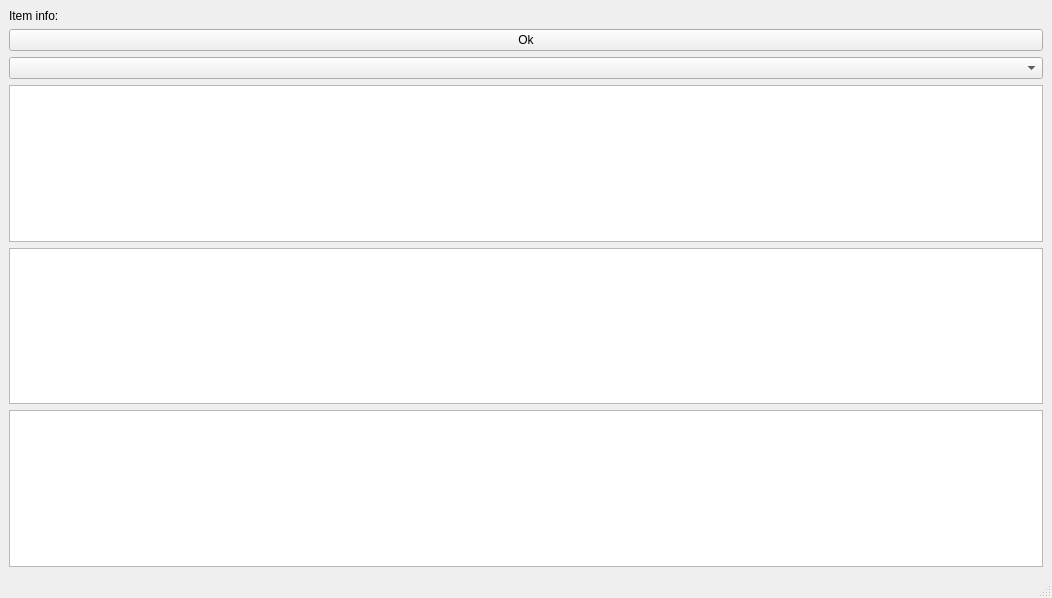
Above: viewTutorial/mainwindow.ui from cepickon/Qt before the change. Below: the same form after it.
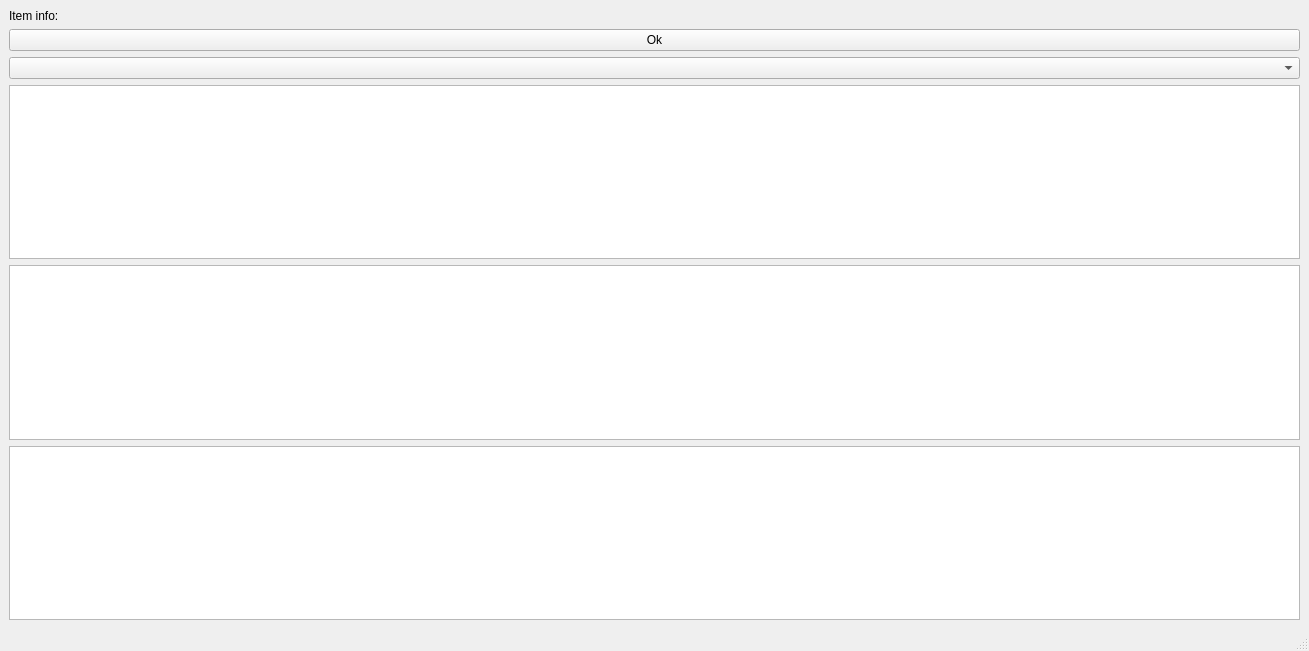
That is the form after the change.

```diff
--- a/viewTutorial/mainwindow.ui
+++ b/viewTutorial/mainwindow.ui
@@ -6,8 +6,8 @@
    <rect>
     <x>0</x>
     <y>0</y>
-    <width>1052</width>
-    <height>598</height>
+    <width>1309</width>
+    <height>651</height>
    </rect>
   </property>
   <property name="windowTitle">
```
Left out of the diff: 4 changed lines with no effect on the pictures.
